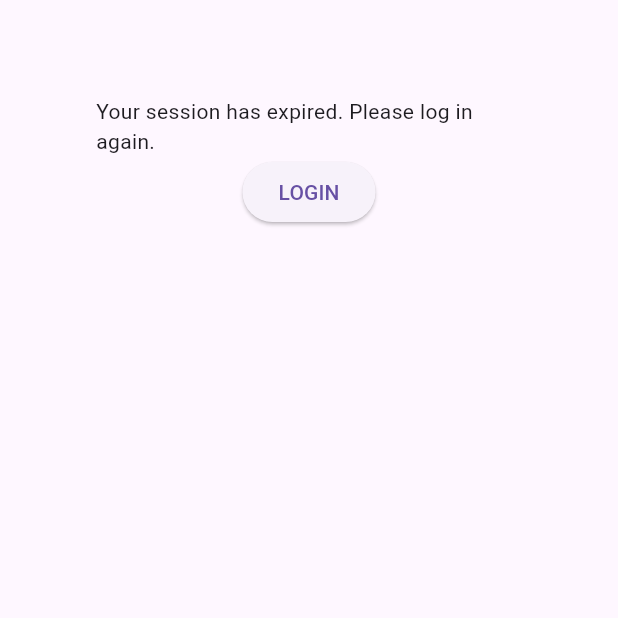
After one commit to boqv/flutter_provider_app, a Flutter app: the ExpiredSessionScreen screen opened by its route, after a tap on "LOGIN", on a phone screen of 412 x 824 dp, the top half of it. The commit adds this screen. Run offline on Flutter 3.47's test engine with Material 3 defaults, Android fonts, the phone set to English and light mode, and no system bars; our stand-ins replace flutter_secure_storage, go_router; accounts and stored records are empty.

Commit message:
add session expired screen

```diff
--- /dev/null
+++ b/lib/features/expired_session/expired_session_screen.dart
@@ -0,0 +1,32 @@
+import 'package:flutter/material.dart';
+import 'package:provider/provider.dart';
+
+import '../../user_session/user_session.dart';
+
+class ExpiredSessionScreen extends StatelessWidget {
+  const ExpiredSessionScreen({Key? key}) : super(key: key);
+
+  @override
+  Widget build(BuildContext context) {
+    var userSession = context.read<UserSession>();
+
+    return Scaffold(
+      body: Center(
+        child: Container(
+          padding: const EdgeInsets.all(64.0),
+          child: Column(
+            children: [
+              const Text("Your session has expired. Please log in again."),
+              ElevatedButton(
+                  onPressed: () {
+                    userSession.logout();
+                  },
+                  child: const Text('LOGIN')
+              )
+            ]
+          )
+        )
+      )
+    );
+  }
+}
--- a/lib/features/home/home_view_model.dart
+++ b/lib/features/home/home_view_model.dart
@@ -23,7 +23,7 @@ class HomeViewModel extends ChangeNotifier {
     } catch (exception) {
       switch (exception.runtimeType) {
         case NetworkClientUnauthorizedException:
-          _userSession.logout();
+          _userSession.sessionExpired();
           break;
 
         default:
--- a/lib/main.dart
+++ b/lib/main.dart
@@ -2,6 +2,7 @@ import 'package:flutter/material.dart';
 import 'package:flutter_secure_storage/flutter_secure_storage.dart';
 import 'package:go_router/go_router.dart';
 import 'package:provider/provider.dart';
+import 'package:provider_app/features/expired_session/expired_session_screen.dart';
 import 'package:provider_app/storage/secure_storage.dart';
 import 'package:provider_app/user_session/user_session.dart';
 
@@ -21,14 +22,22 @@ final _router = GoRouter(
       builder: (context, state) => const LoginScreen()
     ),
     GoRoute(
+      path: '/expired',
+      builder: (context, state) => const ExpiredSessionScreen(),
+    ),
+    GoRoute(
         path: '/home',
         builder: (context, state) => const HomeScreen(),
     ),
   ],
   refreshListenable: _userSession,
   redirect: (context, state) {
-    if (!_userSession.isLoggedIn) {
+    if (_userSession.state == UserSessionState.loggedOut) {
       return '/login';
+    }
+
+    if (_userSession.state == UserSessionState.expired) {
+      return '/expired';
     }
 
     return '/home';
--- a/lib/user_session/user_session.dart
+++ b/lib/user_session/user_session.dart
@@ -9,7 +9,9 @@ class UserSession extends ChangeNotifier {
   }
 
   Future<void> configure() async {
-    _isLoggedIn = await authenticationToken != null;
+    if (await authenticationToken != null) {
+      _state = UserSessionState.loggedIn;
+    }
 
     notifyListeners();
   }
@@ -18,8 +20,8 @@ class UserSession extends ChangeNotifier {
 
   String get username => _username;
 
-  bool _isLoggedIn = false;
-  bool get isLoggedIn => _isLoggedIn;
+  UserSessionState _state = UserSessionState.loggedOut;
+  UserSessionState get state => _state;
 
   Future<String?> get authenticationToken async {
     return await _secureStorage.get("token");
@@ -29,8 +31,13 @@ class UserSession extends ChangeNotifier {
     await _secureStorage.set("token", token);
 
     _username = username;
-    _isLoggedIn = true;
+    _state = UserSessionState.loggedIn;
 
+    notifyListeners();
+  }
+
+  Future<void> sessionExpired() async {
+    _state = UserSessionState.expired;
     notifyListeners();
   }
 
@@ -38,7 +45,13 @@ class UserSession extends ChangeNotifier {
     _username = '';
     await _secureStorage.delete("token");
 
-    _isLoggedIn = false;
+    _state = UserSessionState.loggedOut;
     notifyListeners();
   }
 }
+
+enum UserSessionState {
+  loggedIn,
+  expired,
+  loggedOut
+}
```
